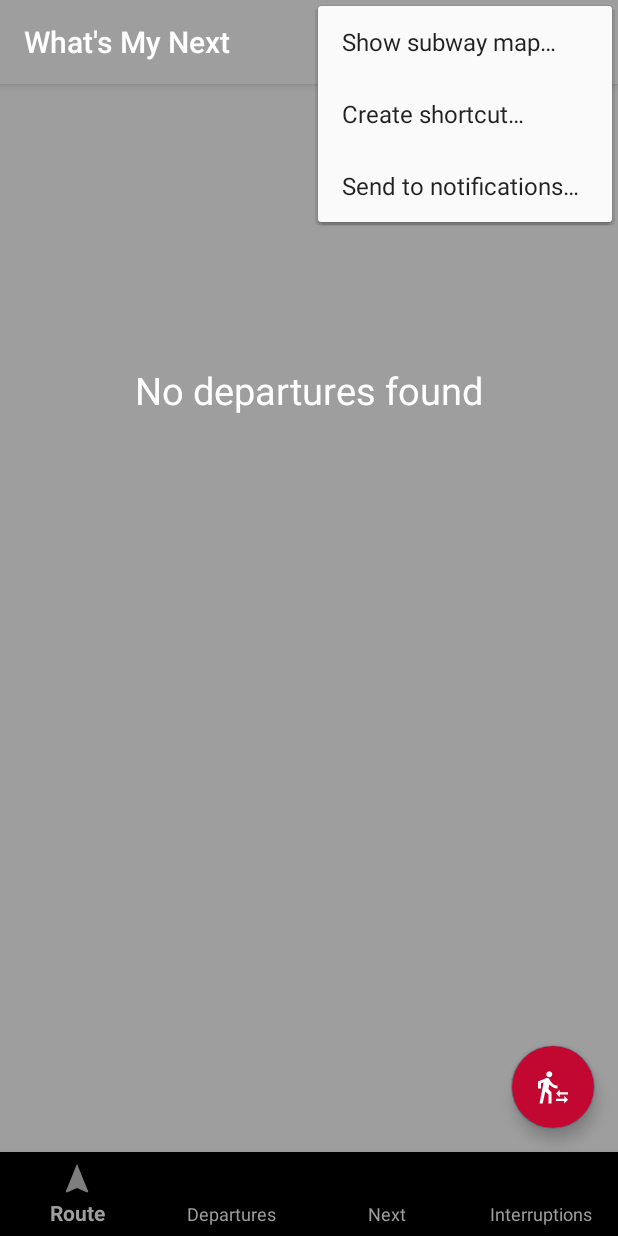
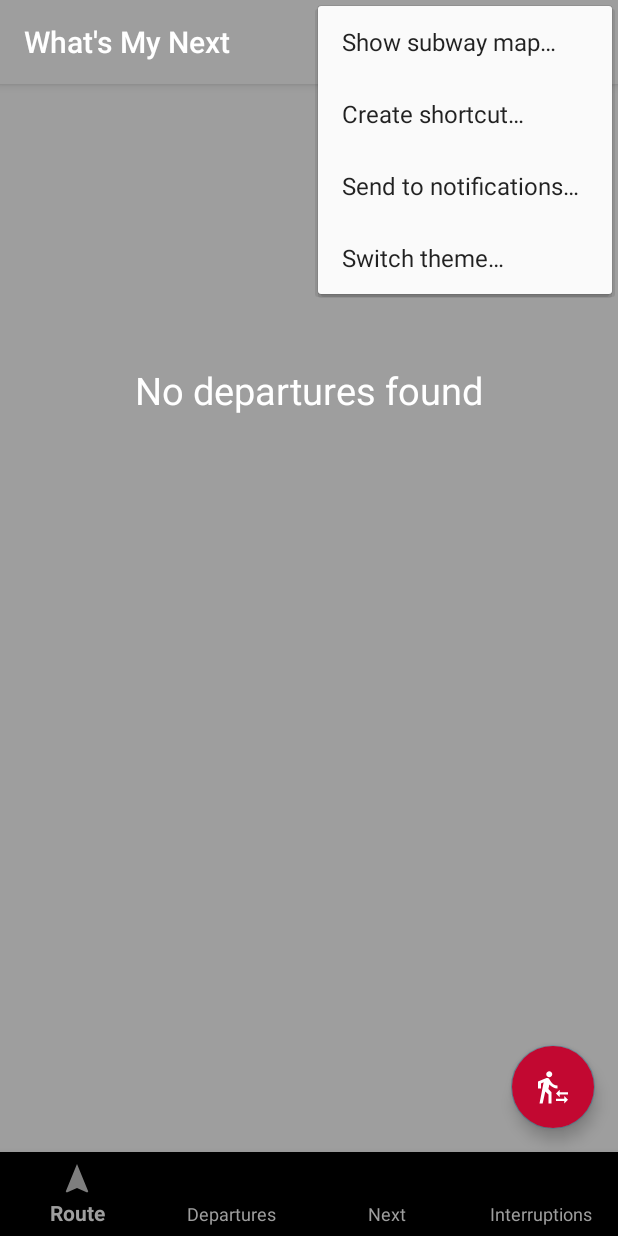
Before and after one commit to flodt/whats-my-next-mvg, an Android app: the DepartureSingleActivity screen opened directly, with no data from a screen before it, with the options menu open, on a phone screen of 412 x 824 dp. Run offline under Robolectric (Android 15) with nearby library versions, the phone set to English and light mode, and no system bars; 4 statements that could not run were skipped.

Commit message:
add ability to choose theme

```diff
--- a/app/src/main/java/de/schmidt/util/managers/MenuManager.java
+++ b/app/src/main/java/de/schmidt/util/managers/MenuManager.java
@@ -58,6 +58,9 @@ public class MenuManager {
 			case R.id.send_notification_button:
 				sendNotification(context);
 				break;
+			case R.id.switch_theme_button:
+				PreferenceManager.getInstance().updateThemeSelection(context);
+				break;
 		}
 	}
 
--- /dev/null
+++ b/app/src/main/res/drawable-anydpi/ic_switch_theme.xml
@@ -0,0 +1,11 @@
+<vector xmlns:android="http://schemas.android.com/apk/res/android"
+    android:width="24dp"
+    android:height="24dp"
+    android:viewportWidth="24"
+    android:viewportHeight="24"
+    android:tint="#FFFFFF"
+    android:alpha="0.8">
+    <path
+        android:fillColor="#FF000000"
+        android:pathData="M2.53,19.65l1.34,0.56v-9.03l-2.43,5.86c-0.41,1.02 0.08,2.19 1.09,2.61zM22.03,15.95L17.07,3.98c-0.31,-0.75 -1.04,-1.21 -1.81,-1.23 -0.26,0 -0.53,0.04 -0.79,0.15L7.1,5.95c-0.75,0.31 -1.21,1.03 -1.23,1.8 -0.01,0.27 0.04,0.54 0.15,0.8l4.96,11.97c0.31,0.76 1.05,1.22 1.83,1.23 0.26,0 0.52,-0.05 0.77,-0.15l7.36,-3.05c1.02,-0.42 1.51,-1.59 1.09,-2.6zM7.88,8.75c-0.55,0 -1,-0.45 -1,-1s0.45,-1 1,-1 1,0.45 1,1 -0.45,1 -1,1zM5.88,19.75c0,1.1 0.9,2 2,2h1.45l-3.45,-8.34v6.34z"/>
+</vector>
--- a/app/src/main/res/menu/app_menu.xml
+++ b/app/src/main/res/menu/app_menu.xml
@@ -30,4 +30,10 @@
             app:showAsAction="never"
             android:icon="@drawable/ic_notify"
     />
+    <item
+            android:id="@+id/switch_theme_button"
+            android:title="@string/switch_theme"
+            app:showAsAction="never"
+            android:icon="@drawable/ic_switch_theme"
+    />
 </menu>
--- a/app/src/main/res/values/strings.xml
+++ b/app/src/main/res/values/strings.xml
@@ -34,6 +34,11 @@
         <item>S-Bahn</item>
         <item>Tram</item>
         <item>Regionalbahn</item>
+    </string-array>
+    <string-array name="theme_selection_options">
+        <item>@string/theme_selection_follow_system</item>
+        <item>@string/theme_selection_day</item>
+        <item>@string/theme_selection_night</item>
     </string-array>
 
     <string-array name="station_keys">
@@ -150,4 +155,10 @@
     <string name="send_notification_error">Cannot send this to notifications.</string>
     <string name="no_connection">No connections found</string>
     <string name="tap_to_view_details">Tap to view alternatives</string>
+    <string name="pref_key_selected_theme" translatable="false">SELECTED_THEME</string>
+    <string name="switch_theme">Switch theme…</string>
+    <string name="theme_selection_follow_system">System default</string>
+    <string name="theme_selection_day">Light</string>
+    <string name="theme_selection_night">Dark</string>
+    <string name="switch_theme_title">Switch theme</string>
 </resources>
```
Also changed, not shown: app/src/main/java/de/schmidt/util/ThemeUtils.java (+29 -3 lines), app/src/main/java/de/schmidt/util/managers/PreferenceManager.java (+35 -0 lines), app/src/main/java/de/schmidt/whatsnext/adapters/SelectThemeDialogAdapter.java (added, +23 -0 lines), app/src/main/res/drawable-hdpi/ic_switch_theme.png (added), app/src/main/res/drawable-mdpi/ic_switch_theme.png (added), app/src/main/res/drawable-xhdpi/ic_switch_theme.png (added), app/src/main/res/drawable-xxhdpi/ic_switch_theme.png (added), 1 other file.
